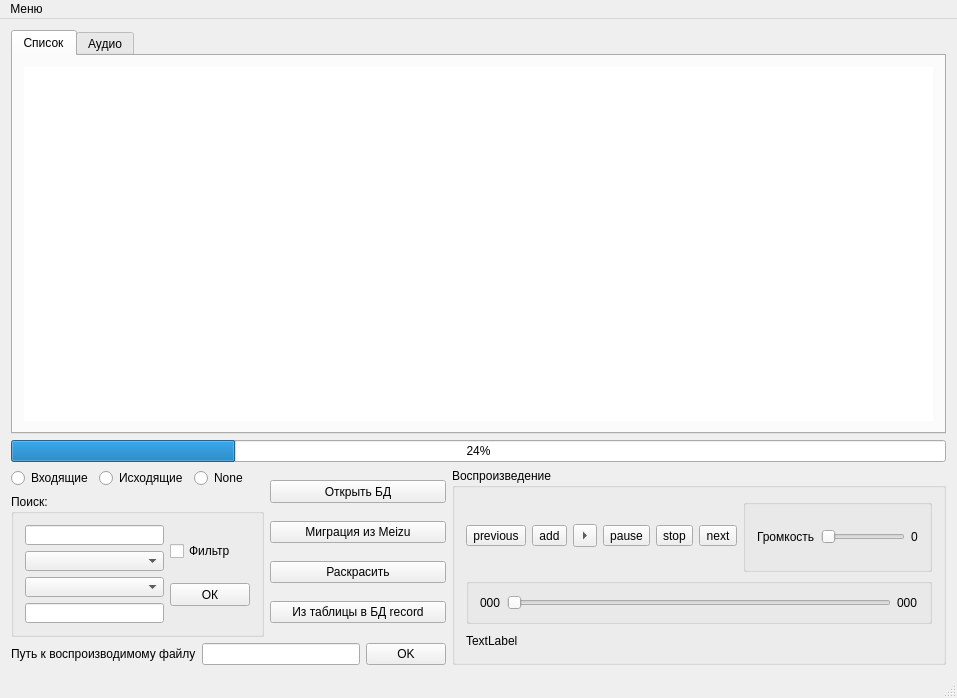
First picture: the form in TestSQL/mainwindow.ui, repository vlad00850/TestSQL, before the edit.
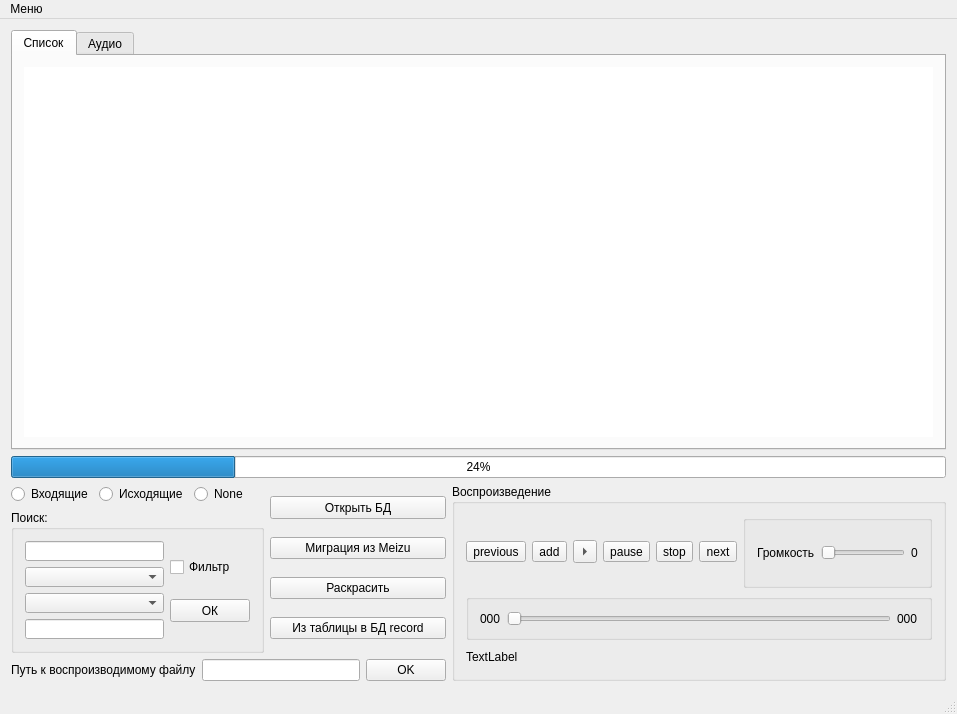
Second picture: the form after the edit. The open tabs and pages were chosen to show the change. Icons and pictures are not drawn.

What changed in the file:
```diff
--- a/TestSQL/mainwindow.ui
+++ b/TestSQL/mainwindow.ui
@@ -7,7 +7,7 @@
     <x>0</x>
     <y>0</y>
     <width>955</width>
-    <height>691</height>
+    <height>714</height>
    </rect>
   </property>
   <property name="windowTitle">
```
Left out of the diff: 2 changed lines with no effect on the pictures.
